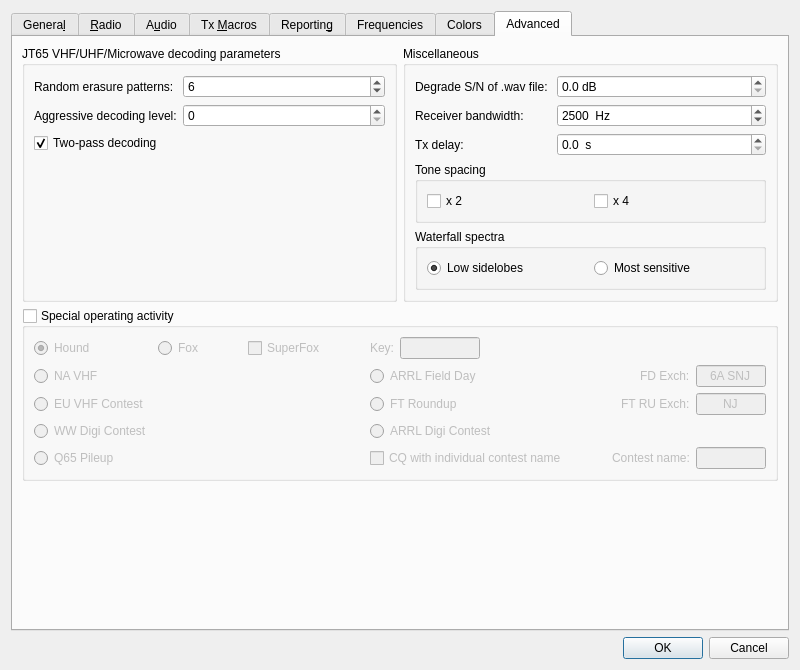
Before: the Qt Designer form Configuration.ui in kholia/wsjtx, drawn with Qt 5.
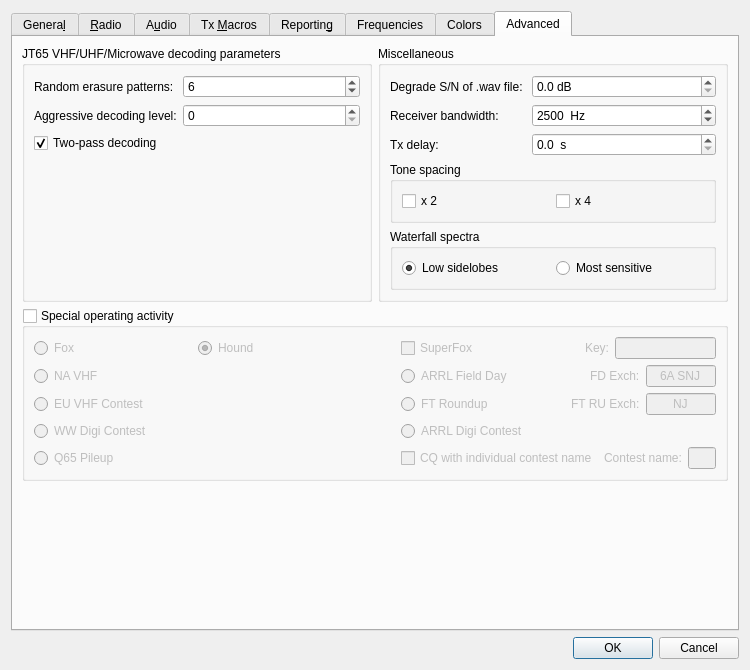
After: the same form once the commit is applied. The open tabs and pages were chosen to show the change. Custom widgets are drawn as their Qt base class.

Commit message: Further improvements to the arrangement of SuperFox-related controls on Settings -> Advanced.

```diff
--- a/Configuration.ui
+++ b/Configuration.ui
@@ -6,7 +6,7 @@
    <rect>
     <x>0</x>
     <y>0</y>
-    <width>800</width>
+    <width>750</width>
     <height>600</height>
    </rect>
   </property>
@@ -2907,101 +2907,7 @@
          <property name="checked">
           <bool>false</bool>
          </property>
-         <layout class="QGridLayout" name="gridLayout_15" columnstretch="1,0,0,0,0,0,0">
-          <item row="2" column="0">
-           <widget class="QRadioButton" name="rbEU_VHF_Contest">
-            <property name="sizePolicy">
-             <sizepolicy hsizetype="Minimum" vsizetype="Preferred">
-              <horstretch>0</horstretch>
-              <verstretch>0</verstretch>
-             </sizepolicy>
-            </property>
-            <property name="toolTip">
-             <string>&lt;html&gt;&lt;head/&gt;&lt;body&gt;&lt;p&gt;European VHF+ contests requiring a signal report, serial number, and 6-character locator.&lt;/p&gt;&lt;/body&gt;&lt;/html&gt;</string>
-            </property>
-            <property name="accessibleName">
-             <string>EU VHF Contest</string>
-            </property>
-            <property name="text">
-             <string>EU VHF Contest</string>
-            </property>
-            <attribute name="buttonGroup">
-             <string notr="true">special_op_activity_button_group</string>
-            </attribute>
-           </widget>
-          </item>
-          <item row="0" column="3">
-           <widget class="QCheckBox" name="cbSuperFox">
-            <property name="text">
-             <string>SuperFox</string>
-            </property>
-           </widget>
-          </item>
-          <item row="0" column="6">
-           <layout class="QHBoxLayout" name="horizontalLayout_27">
-            <item>
-             <widget class="QLabel" name="sfkey_label">
-              <property name="text">
-               <string>Key:</string>
-              </property>
-             </widget>
-            </item>
-            <item>
-             <widget class="QLineEdit" name="FoxKey">
-              <property name="sizePolicy">
-               <sizepolicy hsizetype="Fixed" vsizetype="Fixed">
-                <horstretch>0</horstretch>
-                <verstretch>0</verstretch>
-               </sizepolicy>
-              </property>
-              <property name="maximumSize">
-               <size>
-                <width>80</width>
-                <height>16777215</height>
-               </size>
-              </property>
-              <property name="maxLength">
-               <number>9</number>
-              </property>
-              <property name="alignment">
-               <set>Qt::AlignCenter</set>
-              </property>
-             </widget>
-            </item>
-            <item>
-             <spacer name="horizontalSpacer_15">
-              <property name="orientation">
-               <enum>Qt::Horizontal</enum>
-              </property>
-              <property name="sizeHint" stdset="0">
-               <size>
-                <width>40</width>
-                <height>20</height>
-               </size>
-              </property>
-             </spacer>
-            </item>
-           </layout>
-          </item>
-          <item row="0" column="0">
-           <widget class="QRadioButton" name="rbHound">
-            <property name="toolTip">
-             <string>&lt;html&gt;&lt;head/&gt;&lt;body&gt;&lt;p&gt;FT8 DXpedition mode:  Hound operator calling the DX.&lt;/p&gt;&lt;/body&gt;&lt;/html&gt;</string>
-            </property>
-            <property name="accessibleName">
-             <string>Hound</string>
-            </property>
-            <property name="text">
-             <string>Hound</string>
-            </property>
-            <property name="checked">
-             <bool>true</bool>
-            </property>
-            <attribute name="buttonGroup">
-             <string notr="true">special_op_activity_button_group</string>
-            </attribute>
-           </widget>
-          </item>
+         <layout class="QGridLayout" name="gridLayout_15" columnstretch="1,1,0,2">
           <item row="3" column="0">
            <widget class="QRadioButton" name="rbWW_DIGI">
             <property name="minimumSize">
@@ -3024,7 +2930,7 @@
             </attribute>
            </widget>
           </item>
-          <item row="1" column="6">
+          <item row="1" column="3">
            <layout class="QHBoxLayout" name="horizontalLayout_17" stretch="2,1,1">
             <item>
              <widget class="QRadioButton" name="rbField_Day">
@@ -3093,48 +2999,66 @@
             </item>
            </layout>
           </item>
-          <item row="1" column="0">
-           <widget class="QRadioButton" name="rbNA_VHF_Contest">
-            <property name="sizePolicy">
-             <sizepolicy hsizetype="Minimum" vsizetype="Preferred">
-              <horstretch>0</horstretch>
-              <verstretch>0</verstretch>
-             </sizepolicy>
-            </property>
-            <property name="toolTip">
-             <string>&lt;html&gt;&lt;head/&gt;&lt;body&gt;&lt;p&gt;North American VHF/UHF/Microwave contests and others in which a 4-character grid locator is the required exchange.&lt;/p&gt;&lt;/body&gt;&lt;/html&gt;</string>
-            </property>
-            <property name="accessibleName">
-             <string>NA VHF Contest</string>
-            </property>
-            <property name="text">
-             <string>NA VHF</string>
-            </property>
-            <attribute name="buttonGroup">
-             <string notr="true">special_op_activity_button_group</string>
-            </attribute>
-           </widget>
+          <item row="0" column="3">
+           <layout class="QHBoxLayout" name="horizontalLayout_27" stretch="0,1,0,1">
+            <item>
+             <widget class="QCheckBox" name="cbSuperFox">
+              <property name="text">
+               <string>SuperFox</string>
+              </property>
+             </widget>
+            </item>
+            <item>
+             <spacer name="horizontalSpacer_15">
+              <property name="orientation">
+               <enum>Qt::Horizontal</enum>
+              </property>
+              <property name="sizeHint" stdset="0">
+               <size>
+                <width>40</width>
+                <height>20</height>
+               </size>
+              </property>
+             </spacer>
+            </item>
+            <item>
+             <widget class="QLabel" name="sfkey_label">
+              <property name="text">
+               <string>Key:</string>
+              </property>
+             </widget>
+            </item>
+            <item>
+             <widget class="QLineEdit" name="FoxKey">
+              <property name="sizePolicy">
+               <sizepolicy hsizetype="Expanding" vsizetype="Fixed">
+                <horstretch>0</horstretch>
+                <verstretch>0</verstretch>
+               </sizepolicy>
+              </property>
+              <property name="minimumSize">
+               <size>
+                <width>70</width>
+                <height>0</height>
+               </size>
+              </property>
+              <property name="maximumSize">
+               <size>
+                <width>16777215</width>
+                <height>16777215</height>
+               </size>
+              </property>
+              <property name="maxLength">
+               <number>9</number>
+              </property>
+              <property name="alignment">
+               <set>Qt::AlignCenter</set>
+              </property>
+             </widget>
+            </item>
+           </layout>
           </item>
-          <item row="4" column="0">
-           <widget class="QRadioButton" name="rbQ65pileup">
-            <property name="minimumSize">
-             <size>
-              <width>0</width>
-              <height>18</height>
-             </size>
-            </property>
-            <property name="toolTip">
-             <string>&lt;html&gt;&lt;head/&gt;&lt;body&gt;&lt;p&gt;Exchange 4-character locator instead of signal report.  Provides q3-level sensitivities for the DX operator.  Especially useful for 6m EME DXpeditions.&lt;/p&gt;&lt;/body&gt;&lt;/html&gt;</string>
-            </property>
-            <property name="text">
-             <string>Q65 Pileup</string>
-            </property>
-            <attribute name="buttonGroup">
-             <string notr="true">special_op_activity_button_group</string>
-            </attribute>
-           </widget>
-          </item>
-          <item row="4" column="6">
+          <item row="4" column="3">
            <layout class="QHBoxLayout" name="horizontalLayout_24">
             <item>
              <widget class="QCheckBox" name="cbContestName">
@@ -3194,8 +3118,14 @@
             </item>
            </layout>
           </item>
-          <item row="0" column="1">
-           <widget class="QRadioButton" name="rbFox">
+          <item row="1" column="0">
+           <widget class="QRadioButton" name="rbNA_VHF_Contest">
+            <property name="sizePolicy">
+             <sizepolicy hsizetype="Minimum" vsizetype="Preferred">
+              <horstretch>0</horstretch>
+              <verstretch>0</verstretch>
+             </sizepolicy>
+            </property>
             <property name="toolTip">
              <string>&lt;html&gt;&lt;head/&gt;&lt;body&gt;&lt;p&gt;FT8 DXpedition mode:  Fox (DXpedition) operator.&lt;/p&gt;&lt;/body&gt;&lt;/html&gt;</string>
             </property>
@@ -3203,30 +3133,49 @@
              <string>Fox</string>
             </property>
             <property name="text">
-             <string>Fox</string>
+             <string>NA VHF</string>
             </property>
-            <property name="checked">
-             <bool>false</bool>
+            <attribute name="buttonGroup">
+             <string notr="true">special_op_activity_button_group</string>
+            </attribute>
+           </widget>
+          </item>
+          <item row="2" column="0">
+           <widget class="QRadioButton" name="rbEU_VHF_Contest">
+            <property name="sizePolicy">
+             <sizepolicy hsizetype="Minimum" vsizetype="Preferred">
+              <horstretch>0</horstretch>
+              <verstretch>0</verstretch>
+             </sizepolicy>
             </property>
+            <property name="toolTip">
+             <string>&lt;html&gt;&lt;head/&gt;&lt;body&gt;&lt;p&gt;European VHF+ contests requiring a signal report, serial number, and 6-character locator.&lt;/p&gt;&lt;/body&gt;&lt;/html&gt;</string>
+            </property>
+            <property name="accessibleName">
+             <string>EU VHF Contest</string>
+            </property>
+            <property name="text">
+             <string>EU VHF Contest</string>
+            </property>
             <attribute name="buttonGroup">
              <string notr="true">special_op_activity_button_group</string>
             </attribute>
            </widget>
           </item>
-          <item row="0" column="4" rowspan="3">
-           <spacer name="horizontalSpacer_11">
-            <property name="orientation">
-             <enum>Qt::Horizontal</enum>
+          <item row="3" column="3">
+           <widget class="QRadioButton" name="rbARRL_Digi">
+            <property name="toolTip">
+             <string>&lt;html&gt;&lt;head/&gt;&lt;body&gt;&lt;p&gt;ARRL International Digital Contest&lt;/p&gt;&lt;/body&gt;&lt;/html&gt;</string>
             </property>
-            <property name="sizeHint" stdset="0">
-             <size>
-              <width>40</width>
-              <height>20</height>
-             </size>
+            <property name="text">
+             <string>ARRL Digi Contest</string>
             </property>
-           </spacer>
+            <attribute name="buttonGroup">
+             <string notr="true">special_op_activity_button_group</string>
+            </attribute>
+           </widget>
           </item>
-          <item row="2" column="6">
+          <item row="2" column="3">
            <layout class="QHBoxLayout" name="horizontalLayout_18" stretch="2,1,1">
             <item>
              <widget class="QRadioButton" name="rbRTTY_Roundup">
@@ -3295,13 +3244,57 @@
             </item>
            </layout>
           </item>
-          <item row="3" column="6">
-           <widget class="QRadioButton" name="rbARRL_Digi">
+          <item row="4" column="0">
+           <widget class="QRadioButton" name="rbQ65pileup">
+            <property name="minimumSize">
+             <size>
+              <width>0</width>
+              <height>18</height>
+             </size>
+            </property>
             <property name="toolTip">
              <string>&lt;html&gt;&lt;head/&gt;&lt;body&gt;&lt;p&gt;ARRL International Digital Contest&lt;/p&gt;&lt;/body&gt;&lt;/html&gt;</string>
             </property>
             <property name="text">
-             <string>ARRL Digi Contest</string>
+             <string>Q65 Pileup</string>
+            </property>
+            <attribute name="buttonGroup">
+             <string notr="true">special_op_activity_button_group</string>
+            </attribute>
+           </widget>
+          </item>
+          <item row="0" column="1">
+           <widget class="QRadioButton" name="rbHound">
+            <property name="toolTip">
+             <string>&lt;html&gt;&lt;head/&gt;&lt;body&gt;&lt;p&gt;FT8 DXpedition mode:  Hound operator calling the DX.&lt;/p&gt;&lt;/body&gt;&lt;/html&gt;</string>
+            </property>
+            <property name="accessibleName">
+             <string>Hound</string>
+            </property>
+            <property name="text">
+             <string>Hound</string>
+            </property>
+            <property name="checked">
+             <bool>true</bool>
+            </property>
+            <attribute name="buttonGroup">
+             <string notr="true">special_op_activity_button_group</string>
+            </attribute>
+           </widget>
+          </item>
+          <item row="0" column="0">
+           <widget class="QRadioButton" name="rbFox">
+            <property name="toolTip">
+             <string>&lt;html&gt;&lt;head/&gt;&lt;body&gt;&lt;p&gt;FT8 DXpedition mode:  Fox (DXpedition) operator.&lt;/p&gt;&lt;/body&gt;&lt;/html&gt;</string>
+            </property>
+            <property name="accessibleName">
+             <string>Fox</string>
+            </property>
+            <property name="text">
+             <string>Fox</string>
+            </property>
+            <property name="checked">
+             <bool>false</bool>
             </property>
             <attribute name="buttonGroup">
              <string notr="true">special_op_activity_button_group</string>
@@ -3309,7 +3302,7 @@
            </widget>
           </item>
           <item row="0" column="2">
-           <spacer name="horizontalSpacer_14">
+           <spacer name="horizontalSpacer_11">
             <property name="orientation">
              <enum>Qt::Horizontal</enum>
             </property>
```
Left out of the diff: 17 changed lines with no effect on the pictures.
